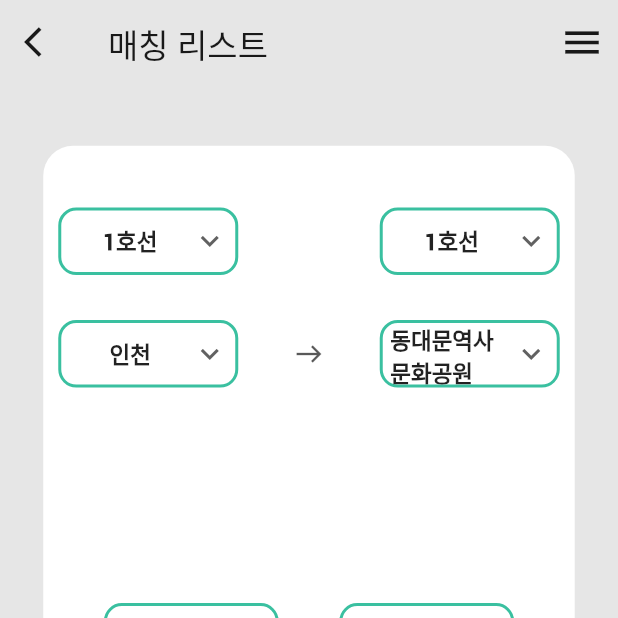
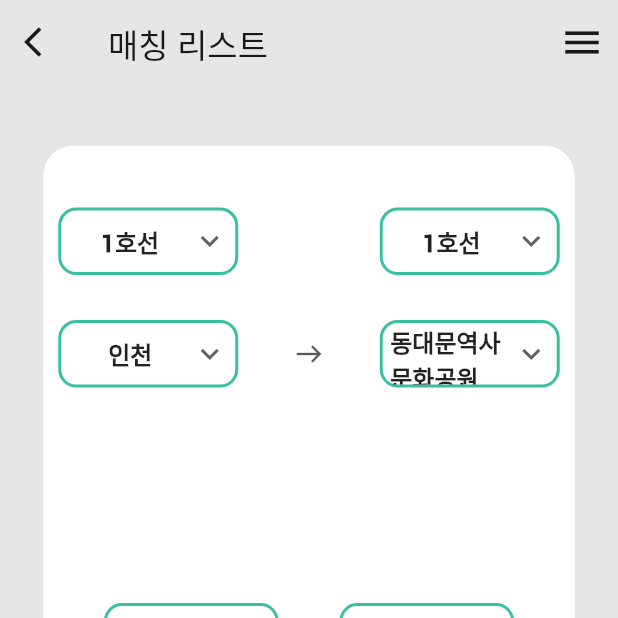
Before and after one commit to HandySub/HandySub_FrontEnd, a Flutter app: the screen it shows after launch, after a tap on "시작하기", on a phone screen of 412 x 824 dp, the top half of it. Run offline on Flutter 3.47's test engine with Material 2 defaults, Android fonts, the phone set to English and light mode, and no system bars; Roboto replaces fonts that are missing (GmarketSans).

```diff
--- a/lib/pages/Matching/matching_apply_disabled.dart
+++ b/lib/pages/Matching/matching_apply_disabled.dart
@@ -97,7 +97,7 @@ class _MatchingApplyPage_DisabledState
                                             items,
                                             style: TextStyle(
                                               fontWeight: FontWeight.bold,
-                                              fontSize: 15,
+                                              fontSize: 16,
                                             ),
                                           ),
                                         ),
@@ -126,7 +126,7 @@ class _MatchingApplyPage_DisabledState
                                             items,
                                             style: TextStyle(
                                               fontWeight: FontWeight.bold,
-                                              fontSize: 15,
+                                              fontSize: 16,
                                             ),
                                           ),
                                         ),
@@ -163,7 +163,7 @@ class _MatchingApplyPage_DisabledState
                                             items,
                                             style: TextStyle(
                                               fontWeight: FontWeight.bold,
-                                              fontSize: 15,
+                                              fontSize: 16,
                                             ),
                                           ),
                                         ),
@@ -197,7 +197,7 @@ class _MatchingApplyPage_DisabledState
                                             items,
                                             style: TextStyle(
                                               fontWeight: FontWeight.bold,
-                                              fontSize: 15,
+                                              fontSize: 16,
                                             ),
                                           ),
                                         ),
```
